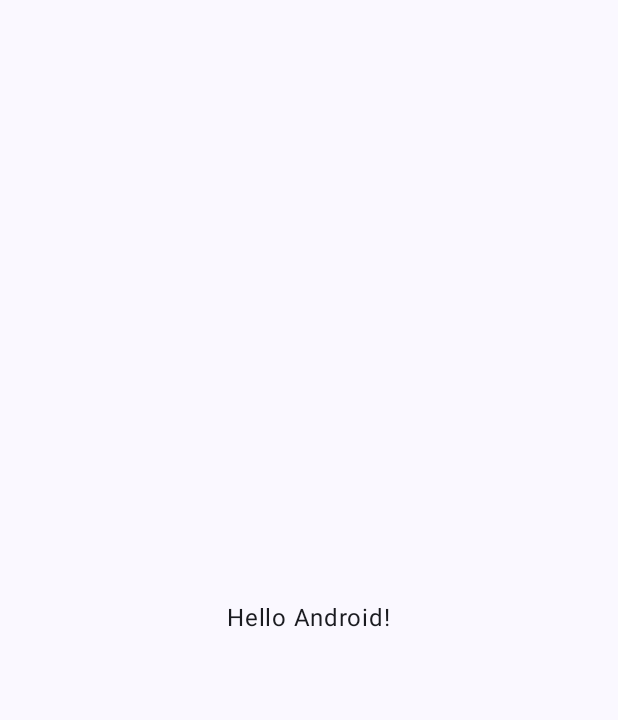
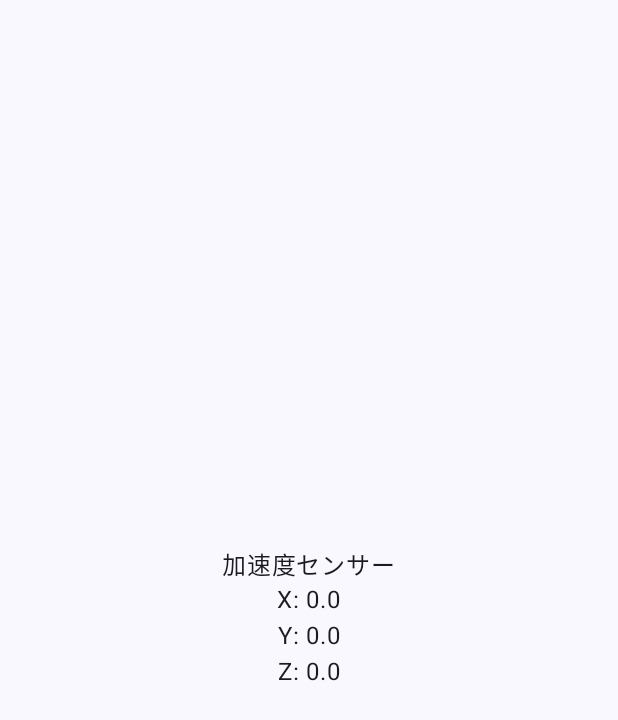
Before and after one commit to harutiro/Android_Acc_Sensing_jetpack, an Android app built with Jetpack Compose: the screen it shows after launch (MainActivity), on a phone screen of 412 x 824 dp. Before the commit the part shown is almost empty. Shown: the top 720 px of the screen. Run offline under Robolectric (Android 15) with nearby library versions, the light colour scheme and no system bars.

Commit message:
センサーデータを取得できるように変更

```diff
--- a/app/src/main/java/io/github/harutiro/android_acc_sensing_jetpack/MainActivity.kt
+++ b/app/src/main/java/io/github/harutiro/android_acc_sensing_jetpack/MainActivity.kt
@@ -12,8 +12,14 @@
 import androidx.compose.material3.Scaffold
 import androidx.compose.material3.Text
 import androidx.compose.runtime.Composable
+import androidx.compose.runtime.DisposableEffect
+import androidx.compose.runtime.LaunchedEffect
+import androidx.compose.runtime.collectAsState
+import androidx.compose.runtime.getValue
+import androidx.compose.runtime.remember
 import androidx.compose.ui.Alignment
 import androidx.compose.ui.Modifier
+import androidx.compose.ui.platform.LocalContext
 import androidx.compose.ui.tooling.preview.Preview
 import io.github.harutiro.android_acc_sensing_jetpack.ui.theme.Android_Acc_Sensing_jetpackTheme
 
@@ -35,13 +41,28 @@
 
 @Composable
 fun AccSensingScreen(modifier: Modifier = Modifier) {
+
+    val context = LocalContext.current
+    val sensorApi = remember { SensorApi(context) }
+    val sensorValues by sensorApi.sensorValues.collectAsState()
+
+    DisposableEffect(Unit) {
+        sensorApi.register()
+        onDispose {
+            sensorApi.unregister()
+        }
+    }
+
     Column(
         modifier = modifier
             .fillMaxSize(),
         horizontalAlignment = Alignment.CenterHorizontally,
         verticalArrangement = Arrangement.Center,
     ){
-        Text(text = "Hello Android!")
+        Text("加速度センサー")
+        Text("X: ${sensorValues.first}")
+        Text("Y: ${sensorValues.second}")
+        Text("Z: ${sensorValues.third}")
     }
 }
 
--- /dev/null
+++ b/app/src/main/java/io/github/harutiro/android_acc_sensing_jetpack/SensorApi.kt
@@ -0,0 +1,59 @@
+package io.github.harutiro.android_acc_sensing_jetpack
+
+import android.content.Context
+import android.hardware.Sensor
+import android.hardware.SensorEvent
+import android.hardware.SensorEventListener
+import android.hardware.SensorManager
+import android.util.Log
+import kotlinx.coroutines.flow.MutableStateFlow
+import kotlinx.coroutines.flow.asStateFlow
+
+class SensorApi(context: Context) : SensorEventListener {
+
+    private var sensorManager: SensorManager = context.getSystemService(Context.SENSOR_SERVICE) as SensorManager
+    private var accSensor: Sensor? = sensorManager.getDefaultSensor(Sensor.TYPE_LINEAR_ACCELERATION)
+
+    // Flow を使ってデータを管理
+    private val _sensorValues = MutableStateFlow(Triple(0f, 0f, 0f))
+    val sensorValues = _sensorValues.asStateFlow()
+
+    /**
+     * センサーの値が変化したときに呼ばれるコールバック関数。
+     *
+     * @param event センサーイベント
+     */
+    override fun onSensorChanged(event: SensorEvent?) {
+        if (event?.sensor?.type == Sensor.TYPE_LINEAR_ACCELERATION) {
+            val sensorX = event.values[0]
+            val sensorY = event.values[1]
+            val sensorZ = event.values[2]
+
+            val strTmp = """加速度センサー
+                         X: $sensorX
+                         Y: $sensorY
+                         Z: $sensorZ"""
+
+            _sensorValues.value = Triple(sensorX, sensorY, sensorZ)
+
+            Log.d("SensorApi", strTmp)
+        }
+    }
+
+    /**
+     * センサーの精度が変化したときに呼ばれるコールバック関数。
+     *
+     * @param sensor センサーオブジェクト
+     * @param accuracy 精度の値
+     */
+    override fun onAccuracyChanged(sensor: Sensor?, accuracy: Int) {
+    }
+
+    fun register() {
+        accSensor?.let { sensorManager.registerListener(this, it, SensorManager.SENSOR_DELAY_UI) }
+    }
+
+    fun unregister() {
+        sensorManager.unregisterListener(this)
+    }
+}
```
